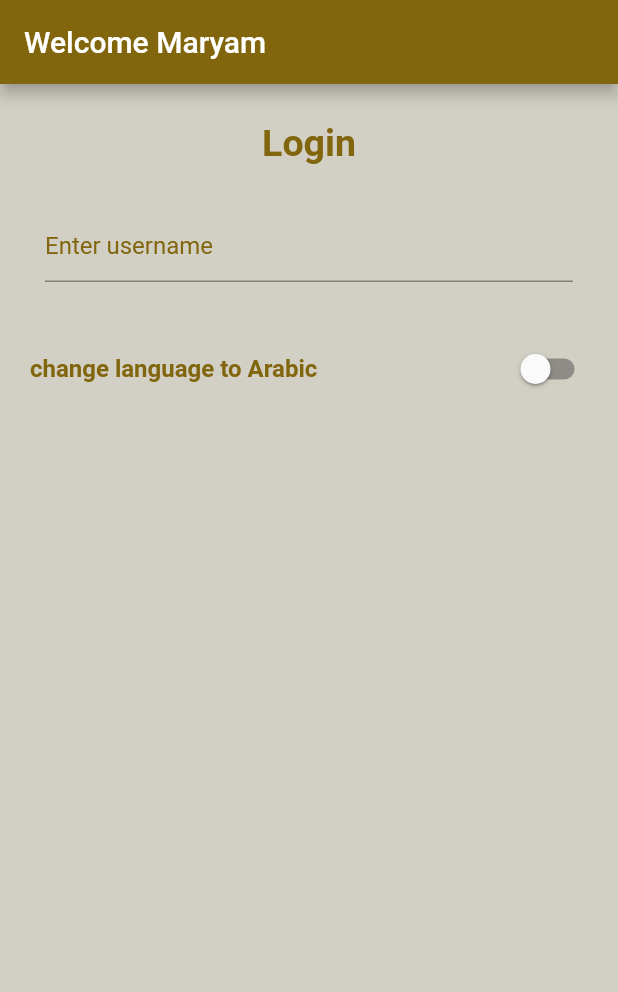
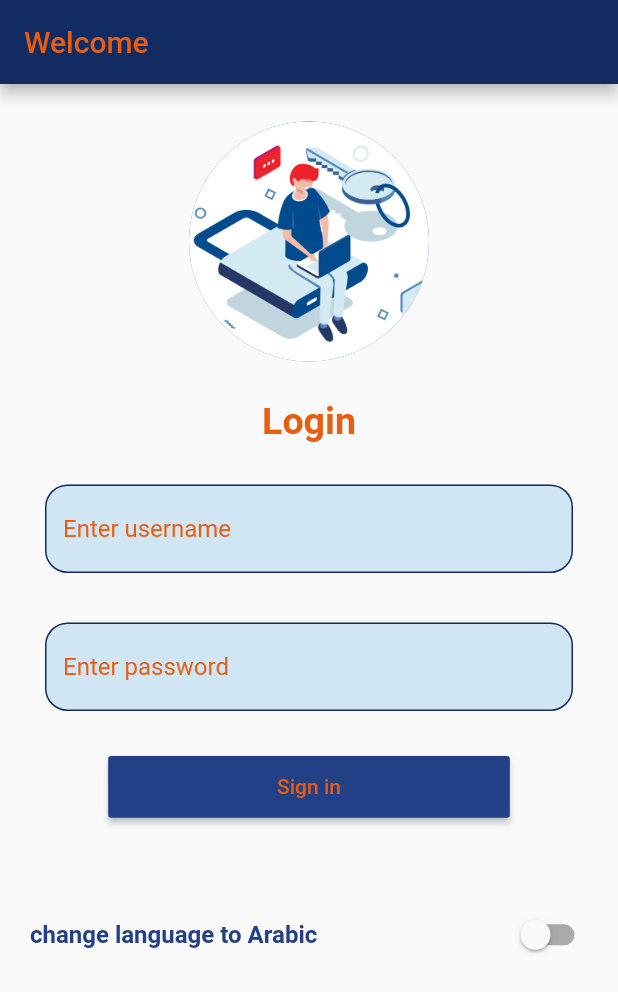
Before and after one commit to MaryamHam/localization, a Flutter app: the screen it shows after launch, on a phone screen of 412 x 824 dp. Shown: the top 992 px of the screen. Run offline on Flutter 3.47's test engine with Material 2 defaults, Android fonts, the phone set to English and light mode, and no system bars; our stand-ins replace bloc, flutter_bloc; generated files the repository leaves out were written again.

Commit message:
change in home page

```diff
--- a/lib/l10n/app_ar.arb
+++ b/lib/l10n/app_ar.arb
@@ -3,6 +3,6 @@
 "changelanguage" : "تغيير اللغة إلى الإنجليزية",
 "screen" : "تسجيل دخول",
 "hint" : "ادخل اسم المستخدم",
-"name":"مريم"
-
+"pass":"اخل كلمة المرور",
+"button": "تسجيل الدخول"
 }
--- a/lib/l10n/app_en.arb
+++ b/lib/l10n/app_en.arb
@@ -3,6 +3,7 @@
 "changelanguage" : " change language to Arabic",
 "screen" : "Login",
 "hint" : "Enter username",
-"name":"Maryam"
+"pass":"Enter password",
+"button": "Sign in"
 
 }
--- a/lib/screens/home_screen.dart
+++ b/lib/screens/home_screen.dart
@@ -8,35 +8,95 @@ class HomeScreen extends StatelessWidget {
 
   @override
   Widget build(BuildContext context) {
-    return Scaffold(
-      backgroundColor: Color.fromARGB(255, 210, 207, 197),
+    return SafeArea(
+      child: Scaffold(
+        // backgroundColor: Color.fromARGB(255, 210, 207, 197),
         appBar: AppBar(
-        backgroundColor: Color.fromARGB(255, 130, 102, 13),
-        title: Text("${AppLocalizations.of(context)!.welcome} ${AppLocalizations.of(context)!.name} "),
+          backgroundColor: Color.fromARGB(255, 19, 43, 99),
+          title: Text("${AppLocalizations.of(context)!.welcome} ",style: TextStyle(color: Color.fromARGB(255, 233, 93, 17)),),
         ),
-      body: Center(
+        body: SingleChildScrollView(
+          child: Center(
             child: BlocBuilder<MainCubit, MainState>(
             builder: (context, state) {
 
               return Column(
                 children: [
                    SizedBox(height: 25,),
-            Text(AppLocalizations.of(context)!.screen,style: TextStyle(color:Color.fromARGB(255, 130, 102, 13),
+                  CircleAvatar(
+                    backgroundImage: AssetImage("assets/log.jpg"),
+                    radius: 80,
+                  ),
+                  SizedBox(height: 25,),
+                Text(AppLocalizations.of(context)!.screen,style: TextStyle(color:Color.fromARGB(255, 233, 93, 17),
                     fontSize: 25,fontWeight: FontWeight.bold, ),),
+             SizedBox(height: 25,),
+                    Container(
+                      padding: EdgeInsets.symmetric(horizontal:30,vertical: 3),
+                      child: TextField(
+                        decoration: InputDecoration(
+                           filled: true,
+                          fillColor: Color.fromARGB(255, 209, 230, 245),
+                          hintText: AppLocalizations.of(context)!.hint,
+                          hintStyle: TextStyle(
+                            color:Color.fromARGB(255, 233, 93, 17)),
+                               focusedBorder: OutlineInputBorder(
+                              borderRadius: BorderRadius.circular(15),
+                              borderSide: BorderSide(
+                                color: Color.fromARGB(255, 19, 43, 99),
+                              ),
+                             ),
+                        enabledBorder: OutlineInputBorder(
+                              borderRadius: BorderRadius.circular(15),
+                              borderSide: BorderSide(
+                                color: Color.fromARGB(255, 19, 43, 99),
+                              ),
+                             ),
+                        ),
+                      ),
+
+                    ),
 
                     Container(
                       padding: EdgeInsets.all(30),
                       child: TextField(
                         decoration: InputDecoration(
-                      hintText: AppLocalizations.of(context)!.hint,
+                          filled: true,
+                          fillColor: Color.fromARGB(255, 209, 230, 245),
+                          hintText: AppLocalizations.of(context)!.pass,
                           hintStyle: TextStyle(
-                        color:Color.fromARGB(255, 130, 102, 13),
-
-                      )
+                            color:Color.fromARGB(255, 233, 93, 17)),
+                               focusedBorder: OutlineInputBorder(
+                      borderRadius: BorderRadius.circular(15),
+                      borderSide: BorderSide(
+                        color: Color.fromARGB(255, 19, 43, 99),
+                      ),
+                    ),
+                     enabledBorder: OutlineInputBorder(
+                              borderRadius: BorderRadius.circular(15),
+                              borderSide: BorderSide(
+                                color: Color.fromARGB(255, 19, 43, 99),
+                              ),
                              ),
                         ),
                       ),
 
+                    ),
+
+                    Container(
+                       width: MediaQuery.sizeOf(context).width *.65 ,
+                      height: MediaQuery.sizeOf(context).height *.05,
+                      child: MaterialButton(
+                        color:  Color.fromARGB(255, 33, 64, 134),
+
+                              onPressed: (){},
+                              child: Text(AppLocalizations.of(context)!.button,
+                             style: TextStyle(color: Color.fromARGB(255, 233, 93, 17)),
+                             ),
+
+                             ),
+                    ),
+             SizedBox(height: 50,),
                   SwitchListTile(
                     value: MainCubit.get(context).currentLang == ("en", " "),
                     onChanged: (value) {
@@ -46,13 +106,17 @@ class HomeScreen extends StatelessWidget {
                         MainCubit.get(context).changeToAr();
                       }
                     },
-                title: Text(AppLocalizations.of(context)!.changelanguage,style: TextStyle(color:Color.fromARGB(255, 130, 102, 13),
+                    title: Text(AppLocalizations.of(context)!.changelanguage,style: TextStyle(color:Color.fromARGB(255, 33, 64, 134),
                     fontSize: 16,fontWeight: FontWeight.bold ),),
                   ),
+
+
                 ],
               );
             },
           )),
+        ),
+      ),
     );
   }
 }
--- a/pubspec.yaml
+++ b/pubspec.yaml
@@ -65,8 +65,8 @@ flutter:
   generate: true
 
   # To add assets to your application, add an assets section, like this:
-  # assets:
-  #   - images/a_dot_burr.jpeg
+  assets:
+    - assets/log.jpg
   #   - images/a_dot_ham.jpeg
 
   # An image asset can refer to one or more resolution-specific "variants", see
```
Also changed, not shown: assets/log.jpg (added). Lines whose indentation alone changed are shown as unchanged.
